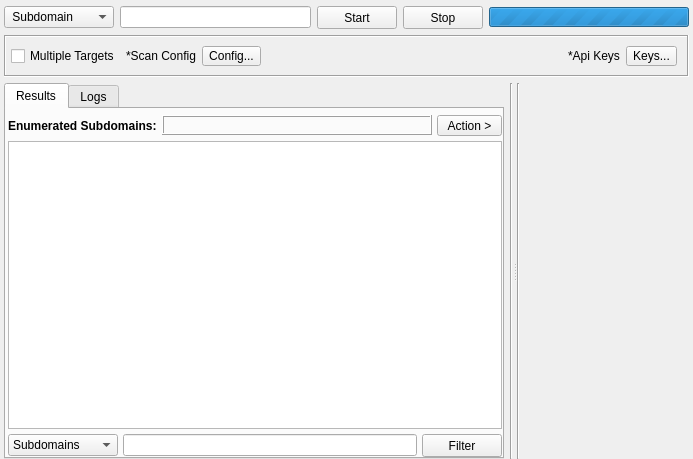
First picture: the form in gui/src/engines/Osint.ui, repository 3nock/OTE, before the edit.
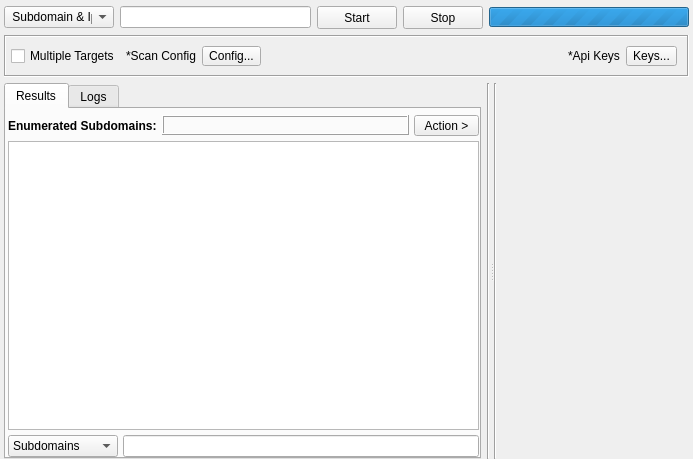
Second picture: the form after the edit. Custom widgets are drawn as their Qt base class.

Commit message: refactoring Osint engine and modules...

```diff
--- a/gui/src/engines/Osint.ui
+++ b/gui/src/engines/Osint.ui
@@ -54,11 +54,6 @@
        <property name="frame">
         <bool>true</bool>
        </property>
-       <item>
-        <property name="text">
-         <string> Subdomain</string>
-        </property>
-       </item>
        <item>
         <property name="text">
          <string> Subdomain &amp; Ip</string>
@@ -530,19 +525,6 @@
              <item>
               <widget class="QLineEdit" name="lineEditFilter"/>
              </item>
-             <item>
-              <widget class="QPushButton" name="buttonFilter">
-               <property name="minimumSize">
-                <size>
-                 <width>75</width>
-                 <height>23</height>
-                </size>
-               </property>
-               <property name="text">
-                <string>Filter</string>
-               </property>
-              </widget>
-             </item>
             </layout>
            </item>
           </layout>
@@ -590,7 +572,7 @@
        </item>
       </layout>
      </widget>
-     <widget class="QWidget" name="">
+     <widget class="QWidget" name="layoutWidget">
       <layout class="QHBoxLayout" name="horizontalLayout_2">
        <item>
         <widget class="Line" name="line_5">
```
Left out of the diff: 7 changed lines with no effect on the pictures. The commit also changes 91 other files.
